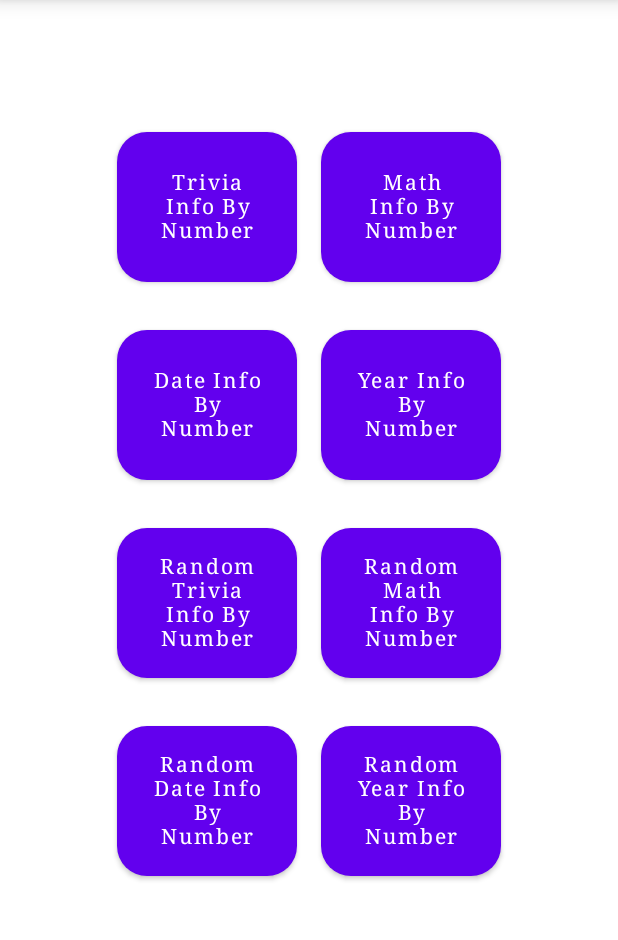
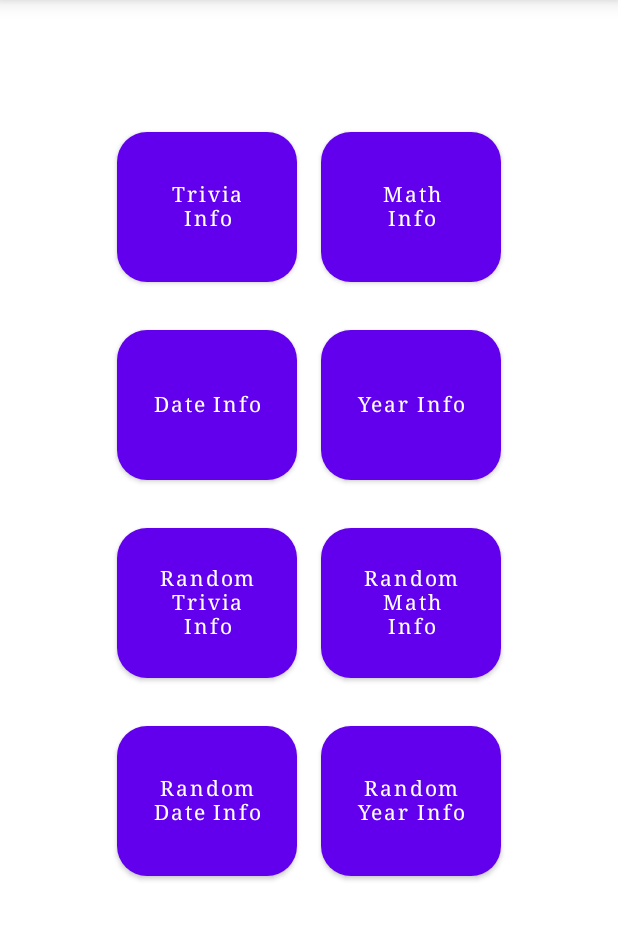
Before and after one commit to Burak-Tasci/FactsOnNumbers, an Android app built with Jetpack Compose: the screen it shows after launch (MainActivity), on a phone screen of 412 x 824 dp, the part 84-1024 px from its top. Run offline under Robolectric (Android 15) with nearby library versions, the phone set to English and light mode, and no system bars; our stand-ins replace Dagger/Hilt's generated code.

Commit message:
change button texts

```diff
--- a/app/src/main/java/com/tsci/factsonnumbers/presentation/facts_options/OptionsListScreen.kt
+++ b/app/src/main/java/com/tsci/factsonnumbers/presentation/facts_options/OptionsListScreen.kt
@@ -31,41 +31,41 @@ fun OptionsListScreen(
             horizontalAlignment = Alignment.CenterHorizontally
         ) {
             ButtonsRow(
-                text1 = "Trivia Info By Number",
+                text1 = "Trivia Info",
                 onClick1 = {
                     navController.navigate(Screen.FactDetailScreen.route + "/${ApiWay.TRIVIA}")
                 },
-                text2 = "Math Info By Number",
+                text2 = "Math Info",
                 onClick2 = {
                     navController.navigate(Screen.FactDetailScreen.route + "/${ApiWay.MATH}")
                 }
             )
             ButtonsRow(
-                text1 = "Date Info By Number",
+                text1 = "Date Info",
                 onClick1 = {
                     navController.navigate(Screen.FactDetailScreen.route + "/${ApiWay.DATE}")
                 },
-                text2 = "Year Info By Number",
+                text2 = "Year Info",
                 onClick2 = {
                     navController.navigate(Screen.FactDetailScreen.route + "/${ApiWay.YEAR}")
                 }
             )
             ButtonsRow(
-                text1 = "Random Trivia Info By Number",
+                text1 = "Random Trivia Info",
                 onClick1 = {
                     navController.navigate(Screen.FactDetailScreen.route + "/${ApiWay.RANDOM_TRIVIA}")
                 },
-                text2 = "Random Math Info By Number",
+                text2 = "Random Math Info",
                 onClick2 = {
                     navController.navigate(Screen.FactDetailScreen.route + "/${ApiWay.RANDOM_MATH}")
                 }
             )
             ButtonsRow(
-                text1 = "Random Date Info By Number",
+                text1 = "Random Date Info",
                 onClick1 = {
                     navController.navigate(Screen.FactDetailScreen.route + "/${ApiWay.RANDOM_DATE}")
                 },
-                text2 = "Random Year Info By Number",
+                text2 = "Random Year Info",
                 onClick2 = {
                     navController.navigate(Screen.FactDetailScreen.route + "/${ApiWay.RANDOM_YEAR}")
                 }
```
